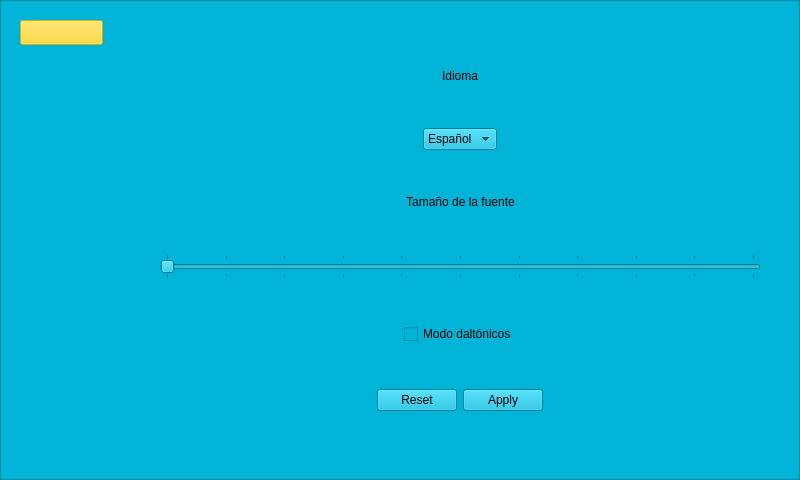
The window that LatencyTester/startscreen.ui (guille31794/latency_tester) describes before a commit, drawn with Qt 5.
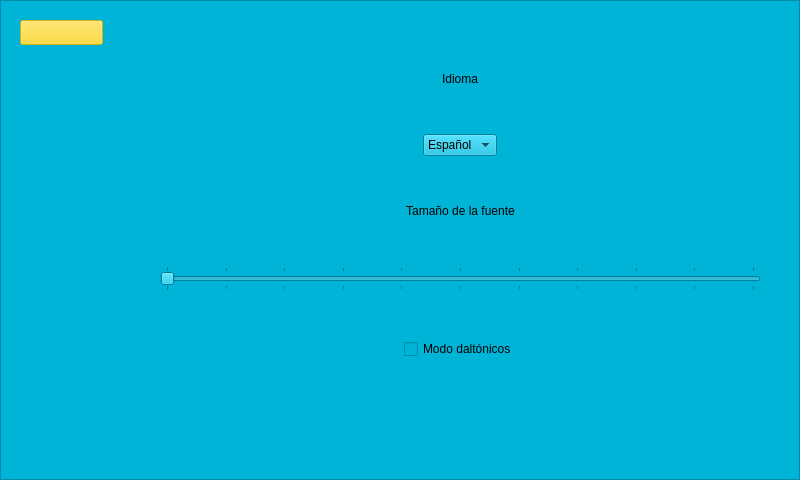
The same window after the commit. Custom widgets are drawn as their Qt base class.

Diff of the .ui file:
```diff
--- a/LatencyTester/startscreen.ui
+++ b/LatencyTester/startscreen.ui
@@ -343,7 +343,7 @@
       <item alignment="Qt::AlignHCenter">
        <widget class="QDialogButtonBox" name="settingsButtonBox">
         <property name="standardButtons">
-         <set>QDialogButtonBox::Apply|QDialogButtonBox::Reset</set>
+         <set>QDialogButtonBox::NoButton</set>
         </property>
        </widget>
       </item>
```
